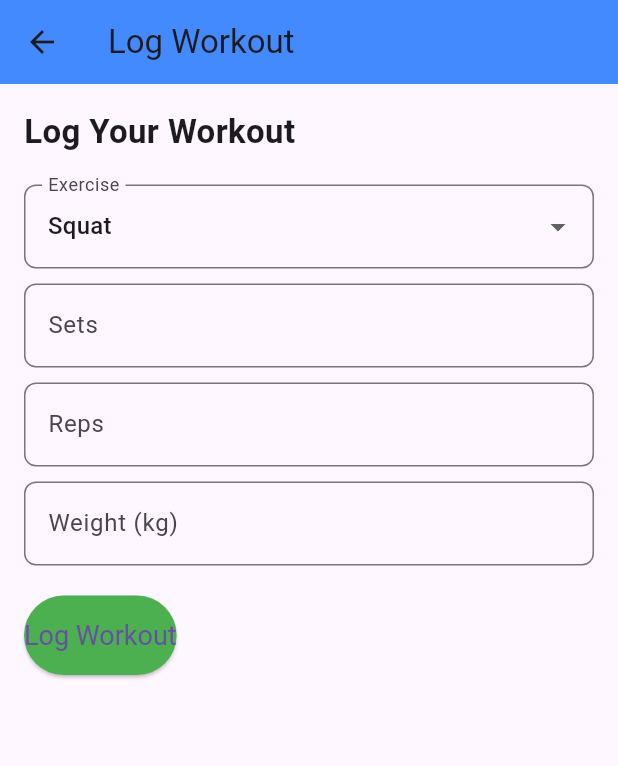
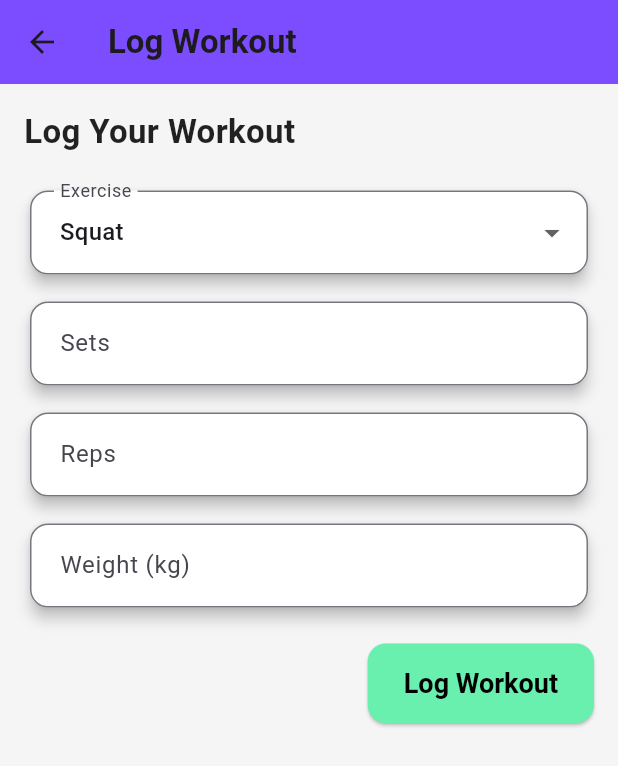
Before and after one commit to Paarth-Ghone/fit, a Flutter app: the WorkoutLoggingPage screen opened directly, on a phone screen of 412 x 824 dp. Shown: the top 766 px of the screen. Run offline on Flutter 3.47's test engine with Material 3 defaults, Android fonts, the phone set to English and light mode, and no system bars; our stand-ins replace fl_chart.

Commit message:
third commit

```diff
--- a/lib/woklog.dart
+++ b/lib/woklog.dart
@@ -7,10 +7,12 @@ class WorkoutLoggingPage extends StatelessWidget {
   Widget build(BuildContext context) {
     return Scaffold(
       appBar: AppBar(
-        title: Text('Log Workout'),
-        backgroundColor: Colors.blueAccent,
+        title: Text('Log Workout', style: TextStyle(fontWeight: FontWeight.bold)),
+        backgroundColor: Colors.deepPurpleAccent,
+        elevation: 0,
       ),
-      body: Padding(
+      body: Container(
+        color: Colors.grey[100],
         padding: const EdgeInsets.all(16.0),
         child: Column(
           crossAxisAlignment: CrossAxisAlignment.start,
@@ -20,6 +22,7 @@ class WorkoutLoggingPage extends StatelessWidget {
               style: TextStyle(
                 fontSize: 22.0,
                 fontWeight: FontWeight.bold,
+                color: Colors.black87,
               ),
             ),
             SizedBox(height: 20.0),
@@ -31,15 +34,22 @@ class WorkoutLoggingPage extends StatelessWidget {
             SizedBox(height: 10.0),
             _buildInputField('Weight (kg)', TextInputType.number),
             SizedBox(height: 20.0),
-            ElevatedButton(
+            Align(
+              alignment: Alignment.centerRight,
+              child: ElevatedButton(
                 onPressed: () {
                   // Handle workout logging
                 },
                 child: Text('Log Workout'),
                 style: ElevatedButton.styleFrom(
-                padding: EdgeInsets.symmetric(vertical: 16.0),
-                primary: Colors.green,
-                textStyle: TextStyle(fontSize: 18.0),
+                  primary: Colors.greenAccent,
+                  onPrimary: Colors.black,
+                  padding: EdgeInsets.symmetric(vertical: 16.0, horizontal: 24.0),
+                  textStyle: TextStyle(fontSize: 18.0, fontWeight: FontWeight.bold),
+                  shape: RoundedRectangleBorder(
+                    borderRadius: BorderRadius.circular(12.0),
+                  ),
+                ),
               ),
             ),
           ],
@@ -51,13 +61,20 @@ class WorkoutLoggingPage extends StatelessWidget {
   Widget _buildExerciseDropdown() {
     String selectedExercise = exerciseOptions[0];
 
-    return DropdownButtonFormField<String>(
+    return Card(
+      elevation: 4.0,
+      color: Colors.white,
+      shape: RoundedRectangleBorder(
+        borderRadius: BorderRadius.circular(12.0),
+      ),
+      child: DropdownButtonFormField<String>(
         value: selectedExercise,
         decoration: InputDecoration(
           labelText: 'Exercise',
           border: OutlineInputBorder(
-          borderRadius: BorderRadius.circular(8.0),
+            borderRadius: BorderRadius.circular(12.0),
           ),
+          contentPadding: EdgeInsets.all(16.0),
         ),
         onChanged: (value) {
           selectedExercise = value!;
@@ -68,16 +85,25 @@ class WorkoutLoggingPage extends StatelessWidget {
             child: Text(exercise),
           );
         }).toList(),
+      ),
     );
   }
 
   Widget _buildInputField(String label, TextInputType inputType) {
-    return TextField(
+    return Card(
+      elevation: 4.0,
+      color: Colors.white,
+      shape: RoundedRectangleBorder(
+        borderRadius: BorderRadius.circular(12.0),
+      ),
+      child: TextField(
         keyboardType: inputType,
         decoration: InputDecoration(
           labelText: label,
           border: OutlineInputBorder(
-          borderRadius: BorderRadius.circular(8.0),
+            borderRadius: BorderRadius.circular(12.0),
+          ),
+          contentPadding: EdgeInsets.all(16.0),
         ),
       ),
     );
```
Also changed, not shown: lib/cal.dart (+37 -22 lines), lib/exer.dart (+27 -13 lines), lib/log.dart (added, +160 -0 lines), lib/main.dart (+79 -131 lines), lib/mem.dart (+22 -17 lines). Lines whose indentation alone changed are shown as unchanged.
